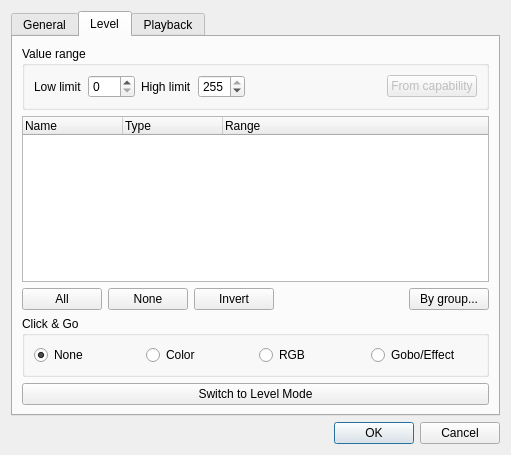
First picture: the form in ui/src/vcsliderproperties.ui, repository mcallegari/qlcplus, before the edit.
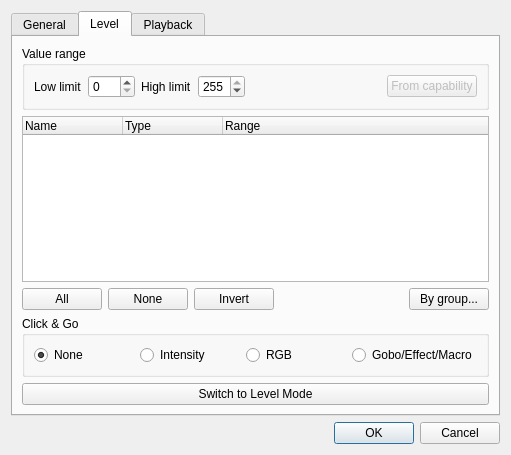
Second picture: the form after the edit. The open tabs and pages were chosen to show the change. Icons and pictures are not drawn.

Commit message:
Renamed Click And Go types (Color -> Intensity)
Updated translations

```diff
--- a/ui/src/vcsliderproperties.ui
+++ b/ui/src/vcsliderproperties.ui
@@ -384,7 +384,7 @@
           <item>
            <widget class="QRadioButton" name="m_cngColorCheck">
             <property name="text">
-             <string>Color</string>
+             <string>Intensity</string>
             </property>
            </widget>
           </item>
@@ -398,7 +398,7 @@
           <item>
            <widget class="QRadioButton" name="m_cngPresetCheck">
             <property name="text">
-             <string>Gobo/Effect</string>
+             <string>Gobo/Effect/Macro</string>
             </property>
            </widget>
           </item>
```
Left out of the diff: 2 changed lines with no effect on the pictures. The commit also changes 5 other files.
